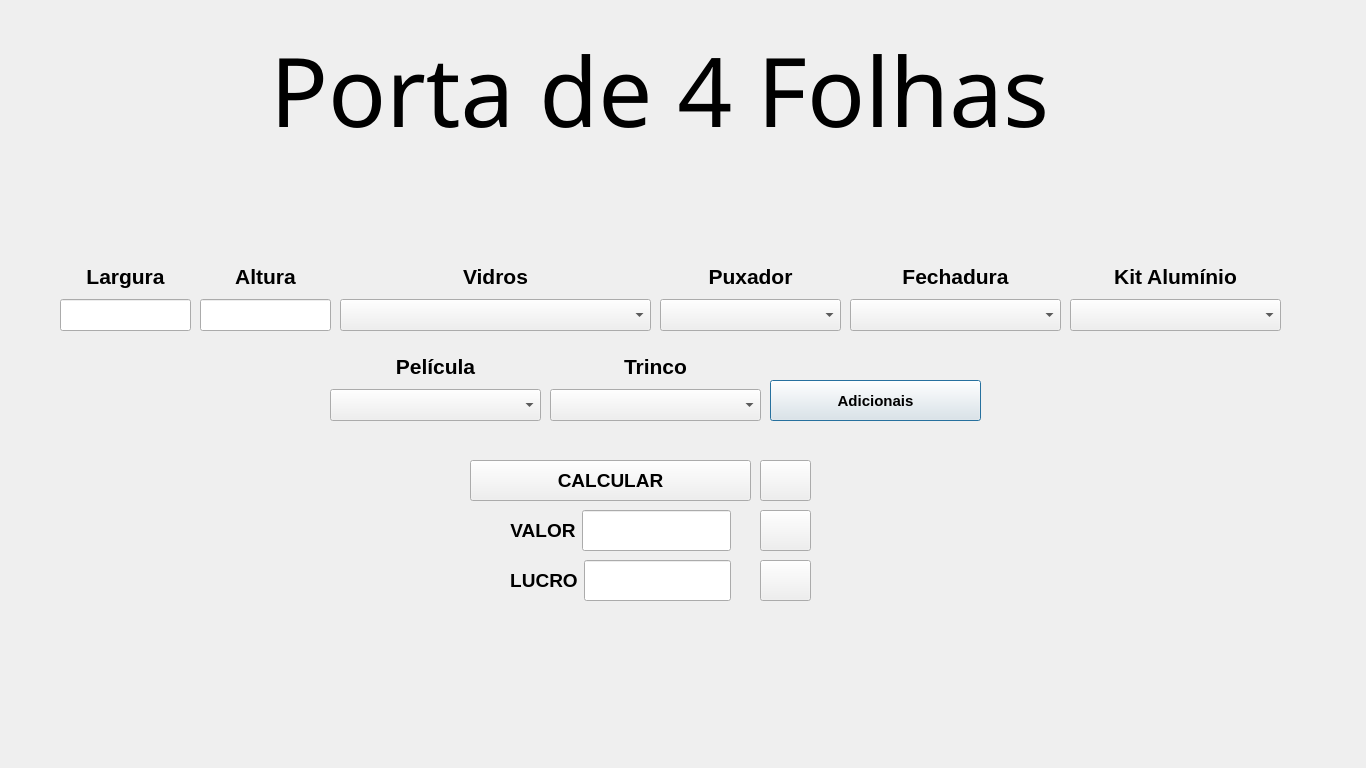
PedrOliveiraM/Artvidros-2023, file ArtvidrosV3/portade4folhas.ui: the form before one commit.
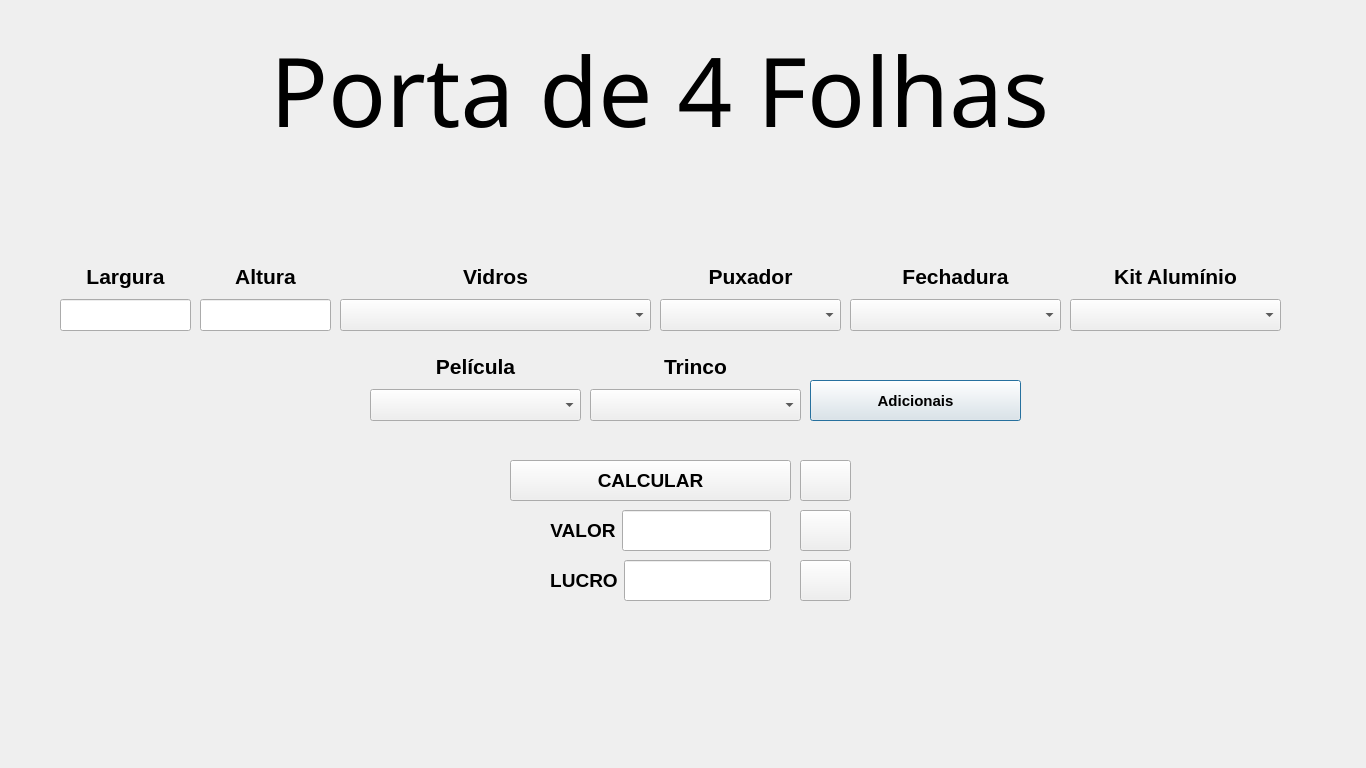
The form after the commit. Icons and pictures are not drawn.

```diff
--- a/ArtvidrosV3/portade4folhas.ui
+++ b/ArtvidrosV3/portade4folhas.ui
@@ -97,7 +97,7 @@
   <widget class="QWidget" name="layoutWidget_9">
    <property name="geometry">
     <rect>
-     <x>550</x>
+     <x>590</x>
      <y>350</y>
      <width>211</width>
      <height>71</height>
@@ -178,7 +178,7 @@
   <widget class="QPushButton" name="pushButtonRefatorando">
    <property name="geometry">
     <rect>
-     <x>770</x>
+     <x>810</x>
      <y>380</y>
      <width>211</width>
      <height>41</height>
@@ -267,7 +267,7 @@
   <widget class="QWidget" name="layoutWidget_2">
    <property name="geometry">
     <rect>
-     <x>510</x>
+     <x>550</x>
      <y>560</y>
      <width>221</width>
      <height>41</height>
@@ -309,7 +309,7 @@
   <widget class="QPushButton" name="pushButtonCalcular">
    <property name="geometry">
     <rect>
-     <x>470</x>
+     <x>510</x>
      <y>460</y>
      <width>281</width>
      <height>41</height>
@@ -334,7 +334,7 @@
   <widget class="QPushButton" name="pushButtonLimpar">
    <property name="geometry">
     <rect>
-     <x>760</x>
+     <x>800</x>
      <y>560</y>
      <width>51</width>
      <height>41</height>
@@ -357,7 +357,7 @@
   <widget class="QWidget" name="layoutWidget_3">
    <property name="geometry">
     <rect>
-     <x>510</x>
+     <x>550</x>
      <y>510</y>
      <width>221</width>
      <height>41</height>
@@ -484,7 +484,7 @@
   <widget class="QWidget" name="layoutWidget_7">
    <property name="geometry">
     <rect>
-     <x>330</x>
+     <x>370</x>
      <y>350</y>
      <width>211</width>
      <height>71</height>
@@ -524,7 +524,7 @@
   <widget class="QPushButton" name="pushButtonDesconto">
    <property name="geometry">
     <rect>
-     <x>760</x>
+     <x>800</x>
      <y>460</y>
      <width>51</width>
      <height>41</height>
@@ -547,7 +547,7 @@
   <widget class="QPushButton" name="pushButtonSalvar">
    <property name="geometry">
     <rect>
-     <x>760</x>
+     <x>800</x>
      <y>510</y>
      <width>51</width>
      <height>41</height>
```
